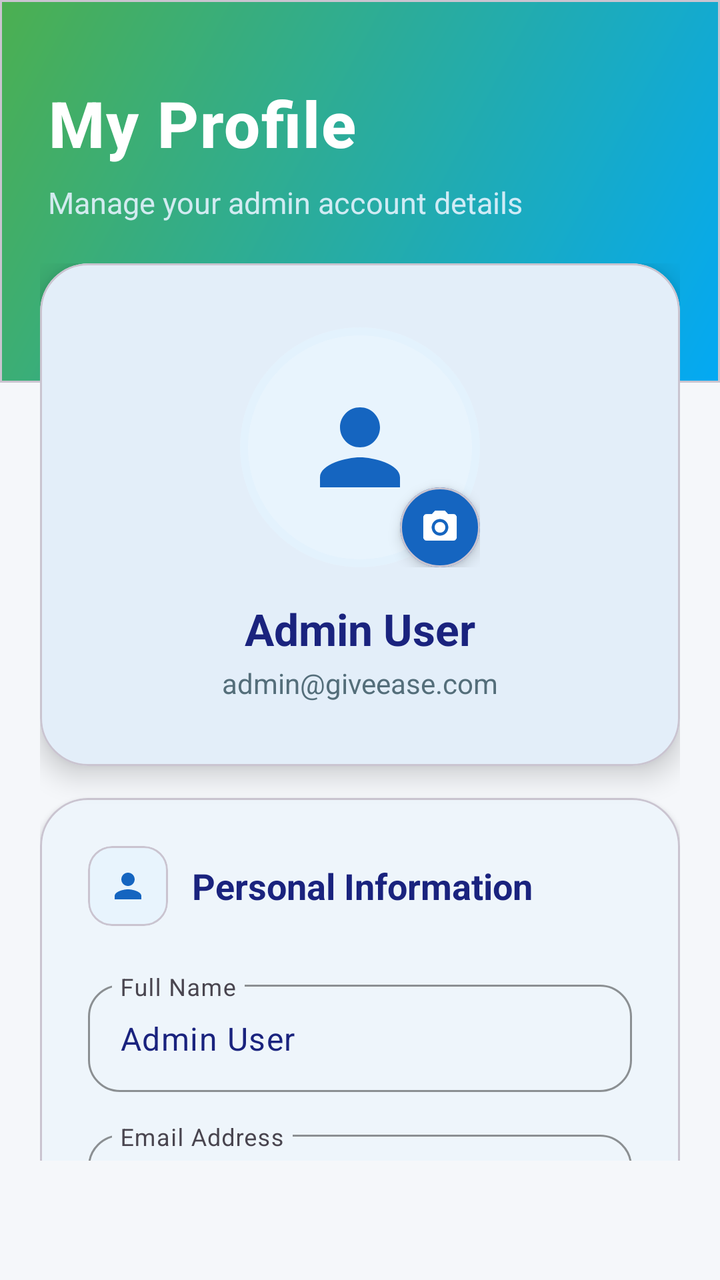
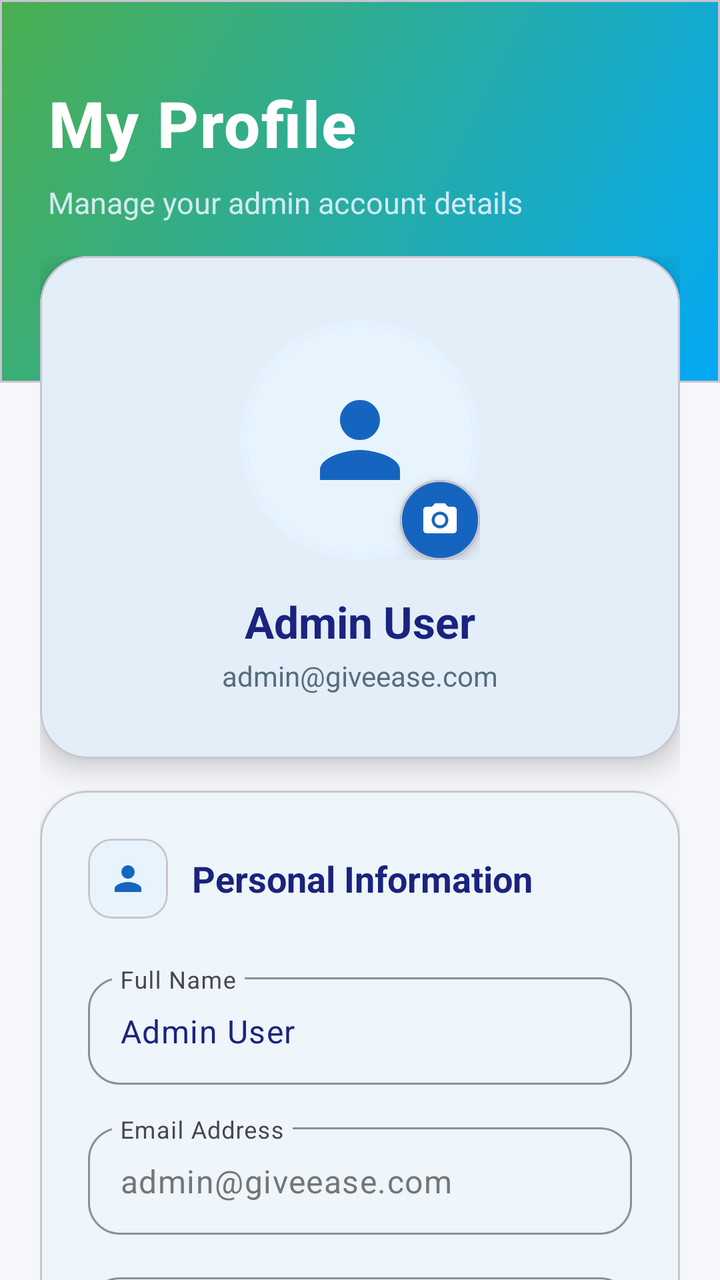

An Android layout rendered at two revisions. The XML below is the earlier revision; the diff shows what the commit changed to produce the second picture.
<!-- AndroidManifest.xml: application theme Theme.GiveEase -->
<!-- res/layout/fragment_admin_profile.xml -->
<?xml version="1.0" encoding="utf-8"?>
<LinearLayout xmlns:android="http://schemas.android.com/apk/res/android"
    xmlns:app="http://schemas.android.com/apk/res-auto"
    android:layout_width="match_parent"
    android:layout_height="match_parent"
    android:orientation="vertical"
    android:background="#F5F7FA">

    <com.google.android.material.card.MaterialCardView
        android:layout_width="match_parent"
        android:layout_height="wrap_content"
        app:cardCornerRadius="0dp"
        app:cardElevation="0dp"
        app:cardBackgroundColor="@android:color/transparent">

        <LinearLayout
            android:layout_width="match_parent"
            android:layout_height="wrap_content"
            android:orientation="vertical"
            android:background="@drawable/home_header_gradient"
            android:paddingTop="40dp"
            android:paddingBottom="80dp"
            android:paddingHorizontal="24dp">

            <TextView
                android:layout_width="wrap_content"
                android:layout_height="wrap_content"
                android:text="My Profile"
                android:textSize="32sp"
                android:textStyle="bold"
                android:textColor="@android:color/white"
                android:fontFamily="sans-serif-medium"
                android:letterSpacing="0.02" />

            <TextView
                android:layout_width="wrap_content"
                android:layout_height="wrap_content"
                android:text="Manage your admin account details"
                android:textSize="15sp"
                android:textColor="#E3F2FD"
                android:layout_marginTop="8dp"
                android:alpha="0.9" />
        </LinearLayout>
    </com.google.android.material.card.MaterialCardView>

    <androidx.core.widget.NestedScrollView
        android:layout_width="match_parent"
        android:layout_height="0dp"
        android:layout_weight="1"
        android:fillViewport="true"
        android:layout_marginTop="-60dp">

        <LinearLayout
            android:layout_width="match_parent"
            android:layout_height="wrap_content"
            android:orientation="vertical"
            android:paddingHorizontal="20dp"
            android:paddingBottom="24dp">

            <com.google.android.material.card.MaterialCardView
                android:layout_width="match_parent"
                android:layout_height="wrap_content"
                app:cardCornerRadius="24dp"
                app:cardElevation="8dp"
                android:layout_marginBottom="16dp"
                app:cardBackgroundColor="@android:color/white">

                <LinearLayout
                    android:layout_width="match_parent"
                    android:layout_height="wrap_content"
                    android:orientation="vertical"
                    android:padding="32dp"
                    android:gravity="center">

                    <FrameLayout
                        android:layout_width="wrap_content"
                        android:layout_height="wrap_content">

                        <com.google.android.material.card.MaterialCardView
                            android:layout_width="120dp"
                            android:layout_height="120dp"
                            app:cardCornerRadius="60dp"
                            app:cardElevation="0dp"
                            app:strokeWidth="4dp"
                            app:strokeColor="#E3F2FD"
                            app:cardBackgroundColor="#E8F4FD">

                            <ImageView
                                android:id="@+id/ivAdminPhoto"
                                android:layout_width="match_parent"
                                android:layout_height="match_parent"
                                android:layout_gravity="center"
                                android:scaleType="centerCrop"
                                android:src="@drawable/ic_profile"
                                android:padding="30dp"
                                app:tint="#1565C0" />
                        </com.google.android.material.card.MaterialCardView>

                        <com.google.android.material.card.MaterialCardView
                            android:id="@+id/btnChangePhoto"
                            android:layout_width="40dp"
                            android:layout_height="40dp"
                            android:layout_gravity="bottom|end"
                            app:cardCornerRadius="20dp"
                            app:cardElevation="4dp"
                            app:cardBackgroundColor="#1565C0"
                            android:clickable="true"
                            android:focusable="true">

                            <ImageView
                                android:layout_width="20dp"
                                android:layout_height="20dp"
                                android:layout_gravity="center"
                                android:src="@drawable/ic_camera"
                                app:tint="@android:color/white" />
                        </com.google.android.material.card.MaterialCardView>
                    </FrameLayout>

                    <TextView
                        android:id="@+id/tvAdminNameDisplay"
                        android:layout_width="wrap_content"
                        android:layout_height="wrap_content"
                        android:text="Admin User"
                        android:textSize="22sp"
                        android:textStyle="bold"
                        android:textColor="#1A237E"
                        android:layout_marginTop="16dp" />

                    <TextView
                        android:id="@+id/tvAdminEmailDisplay"
                        android:layout_width="wrap_content"
                        android:layout_height="wrap_content"
                        android:text="admin@giveease.com"
                        android:textSize="14sp"
                        android:textColor="#546E7A"
                        android:layout_marginTop="3dp" />
                </LinearLayout>
            </com.google.android.material.card.MaterialCardView>

            <com.google.android.material.card.MaterialCardView
                android:layout_width="match_parent"
                android:layout_height="wrap_content"
                app:cardCornerRadius="24dp"
                app:cardElevation="2dp"
                android:layout_marginBottom="16dp"
                app:cardBackgroundColor="@android:color/white">

                <LinearLayout
                    android:layout_width="match_parent"
                    android:layout_height="wrap_content"
                    android:orientation="vertical"
                    android:padding="24dp">

                    <LinearLayout
                        android:layout_width="match_parent"
                        android:layout_height="wrap_content"
                        android:orientation="horizontal"
                        android:gravity="center_vertical"
                        android:layout_marginBottom="24dp">

                        <com.google.android.material.card.MaterialCardView
                            android:layout_width="40dp"
                            android:layout_height="40dp"
                            app:cardCornerRadius="12dp"
                            app:cardElevation="0dp"
                            app:cardBackgroundColor="#E8F4FD">

                            <ImageView
                                android:layout_width="20dp"
                                android:layout_height="20dp"
                                android:layout_gravity="center"
                                android:src="@drawable/ic_profile"
                                app:tint="#1565C0" />
                        </com.google.android.material.card.MaterialCardView>

                        <TextView
                            android:layout_width="wrap_content"
                            android:layout_height="wrap_content"
                            android:text="Personal Information"
                            android:textSize="18sp"
                            android:textStyle="bold"
                            android:textColor="#1A237E"
                            android:layout_marginStart="12dp" />
                    </LinearLayout>

                    <com.google.android.material.textfield.TextInputLayout
                        android:layout_width="match_parent"
                        android:layout_height="wrap_content"
                        android:hint="Full Name"
                        app:boxBackgroundMode="outline"
                        app:boxCornerRadiusTopStart="16dp"
                        app:boxCornerRadiusTopEnd="16dp"
                        app:boxCornerRadiusBottomStart="16dp"
                        app:boxCornerRadiusBottomEnd="16dp"
                        app:boxStrokeColor="#1565C0"
                        app:hintTextColor="#1565C0"
                        android:layout_marginBottom="16dp">

                        <com.google.android.material.textfield.TextInputEditText
                            android:id="@+id/etAdminName"
                            android:layout_width="match_parent"
                            android:layout_height="wrap_content"
                            android:text="Admin User"
                            android:textSize="16sp"
                            android:textColor="#1A237E"
                            android:inputType="textPersonName"
                            android:padding="16dp" />
                    </com.google.android.material.textfield.TextInputLayout>

                    <com.google.android.material.textfield.TextInputLayout
                        android:layout_width="match_parent"
                        android:layout_height="wrap_content"
                        android:hint="Email Address"
                        app:boxBackgroundMode="outline"
                        app:boxCornerRadiusTopStart="16dp"
                        app:boxCornerRadiusTopEnd="16dp"
                        app:boxCornerRadiusBottomStart="16dp"
                        app:boxCornerRadiusBottomEnd="16dp"
                        app:boxStrokeColor="#BDBDBD"
                        app:hintTextColor="#757575"
                        app:endIconMode="none"
                        android:layout_marginBottom="16dp">

                        <com.google.android.material.textfield.TextInputEditText
                            android:id="@+id/etAdminEmail"
                            android:layout_width="match_parent"
                            android:layout_height="wrap_content"
                            android:text="admin@giveease.com"
                            android:textSize="16sp"
                            android:textColor="#757575"
                            android:enabled="false"
                            android:inputType="textEmailAddress"
                            android:padding="16dp" />
                    </com.google.android.material.textfield.TextInputLayout>

                    <com.google.android.material.textfield.TextInputLayout
                        android:layout_width="match_parent"
                        android:layout_height="wrap_content"
                        android:hint="Phone Number"
                        app:boxBackgroundMode="outline"
                        app:boxCornerRadiusTopStart="16dp"
                        app:boxCornerRadiusTopEnd="16dp"
                        app:boxCornerRadiusBottomStart="16dp"
                        app:boxCornerRadiusBottomEnd="16dp"
                        app:boxStrokeColor="#1565C0"
                        app:hintTextColor="#1565C0"
                        app:prefixText="+92 ">

                        <com.google.android.material.textfield.TextInputEditText
                            android:id="@+id/etAdminPhone"
                            android:layout_width="match_parent"
                            android:layout_height="wrap_content"
                            android:hint="XXX XXXXXXX"
                            android:textSize="16sp"
                            android:textColor="#1A237E"
                            android:inputType="phone"
                            android:padding="16dp" />
                    </com.google.android.material.textfield.TextInputLayout>
                </LinearLayout>
            </com.google.android.material.card.MaterialCardView>

            <com.google.android.material.card.MaterialCardView
                android:layout_width="match_parent"
                android:layout_height="wrap_content"
                app:cardCornerRadius="24dp"
                app:cardElevation="2dp"
                android:layout_marginBottom="16dp"
                app:cardBackgroundColor="@android:color/white">

                <LinearLayout
                    android:layout_width="match_parent"
                    android:layout_height="wrap_content"
                    android:orientation="vertical"
                    android:padding="24dp">

                    <LinearLayout
                        android:layout_width="match_parent"
                        android:layout_height="wrap_content"
                        android:orientation="horizontal"
                        android:gravity="center_vertical"
                        android:layout_marginBottom="20dp">

                        <com.google.android.material.card.MaterialCardView
                            android:layout_width="40dp"
                            android:layout_height="40dp"
                            app:cardCornerRadius="12dp"
                            app:cardElevation="0dp"
                            app:cardBackgroundColor="#FFF3E0">

                            <ImageView
                                android:layout_width="20dp"
                                android:layout_height="20dp"
                                android:layout_gravity="center"
                                android:src="@drawable/ic_lock"
                                app:tint="#FF9800" />
                        </com.google.android.material.card.MaterialCardView>

                        <TextView
                            android:layout_width="wrap_content"
                            android:layout_height="wrap_content"
                            android:text="Account Security"
                            android:textSize="18sp"
                            android:textStyle="bold"
                            android:textColor="#1A237E"
                            android:layout_marginStart="12dp" />
                    </LinearLayout>

                    <com.google.android.material.button.MaterialButton
                        android:id="@+id/btnChangePassword"
                        android:layout_width="match_parent"
                        android:layout_height="56dp"
                        android:text="Change Password"
                        android:textSize="16sp"
                        android:textAllCaps="false"
                        app:cornerRadius="16dp"
                        app:backgroundTint="#FF9800"
                        app:icon="@drawable/ic_lock"
                        app:iconGravity="textStart"
                        app:iconSize="20dp"
                        android:elevation="0dp"
                        app:elevation="0dp" />
                </LinearLayout>
            </com.google.android.material.card.MaterialCardView>

            <com.google.android.material.button.MaterialButton
                android:id="@+id/btnSaveChanges"
                android:layout_width="match_parent"
                android:layout_height="56dp"
                android:text="Save Changes"
                android:textSize="16sp"
                android:textStyle="bold"
                android:textAllCaps="false"
                app:cornerRadius="16dp"
                app:backgroundTint="#1565C0"
                app:icon="@drawable/ic_save"
                app:iconGravity="textStart"
                app:iconSize="22dp"
                android:elevation="4dp" />
        </LinearLayout>
    </androidx.core.widget.NestedScrollView>
</LinearLayout>
<!-- resources referenced by this layout -->
<resources>
  <!-- drawable home_header_gradient (drawable) -->
  <shape xmlns:android="http://schemas.android.com/apk/res/android">
      <gradient
          android:angle="135"
          android:startColor="@color/secondary"
          android:endColor="@color/primary"
          android:type="linear" />
  </shape>
  <!-- drawable ic_camera (drawable) -->
  <vector xmlns:android="http://schemas.android.com/apk/res/android"
      android:width="24dp"
      android:height="24dp"
      android:viewportWidth="24"
      android:viewportHeight="24">
      <path
          android:fillColor="#000000"
          android:pathData="M12,12m-3.2,0a3.2,3.2 0,1 1,6.4 0a3.2,3.2 0,1 1,-6.4 0"/>
      <path
          android:fillColor="#000000"
          android:pathData="M9,2L7.17,4L4,4c-1.1,0 -2,0.9 -2,2v12c0,1.1 0.9,2 2,2h16c1.1,0 2,-0.9 2,-2L22,6c0,-1.1 -0.9,-2 -2,-2h-3.17L15,2L9,2zM12,17c-2.76,0 -5,-2.24 -5,-5s2.24,-5 5,-5 5,2.24 5,5 -2.24,5 -5,5z"/>
  </vector>
  <!-- drawable ic_lock (drawable) -->
  <vector xmlns:android="http://schemas.android.com/apk/res/android"
      android:width="24dp"
      android:height="24dp"
      android:viewportWidth="24"
      android:viewportHeight="24">
      <path
          android:fillColor="#000000"
          android:pathData="M18,8h-1L17,6c0,-2.76 -2.24,-5 -5,-5S7,3.24 7,6v2L6,8c-1.1,0 -2,0.9 -2,2v10c0,1.1 0.9,2 2,2h12c1.1,0 2,-0.9 2,-2L20,10c0,-1.1 -0.9,-2 -2,-2zM12,17c-1.1,0 -2,-0.9 -2,-2s0.9,-2 2,-2 2,0.9 2,2 -0.9,2 -2,2zM15.1,8L8.9,8L8.9,6c0,-1.71 1.39,-3.1 3.1,-3.1 1.71,0 3.1,1.39 3.1,3.1v2z"/>
  </vector>
  <!-- drawable ic_profile (drawable) -->
  <vector xmlns:android="http://schemas.android.com/apk/res/android"
      android:width="24dp"
      android:height="24dp"
      android:viewportWidth="24"
      android:viewportHeight="24">
      <path
          android:fillColor="#000000"
          android:pathData="M12,12c2.21,0 4,-1.79 4,-4s-1.79,-4 -4,-4 -4,1.79 -4,4 1.79,4 4,4zM12,14c-2.67,0 -8,1.34 -8,4v2h16v-2c0,-2.66 -5.33,-4 -8,-4z"/>
  </vector>
  <!-- drawable ic_save (drawable) -->
  <vector xmlns:android="http://schemas.android.com/apk/res/android"
      android:width="24dp"
      android:height="24dp"
      android:viewportWidth="24"
      android:viewportHeight="24">
      <path
          android:fillColor="#000000"
          android:pathData="M17,3L5,3c-1.11,0 -2,0.9 -2,2v14c0,1.1 0.89,2 2,2h14c1.1,0 2,-0.9 2,-2L21,7l-4,-4zM12,19c-1.66,0 -3,-1.34 -3,-3s1.34,-3 3,-3 3,1.34 3,3 -1.34,3 -3,3zM15,9L5,9L5,5h10v4z"/>
  </vector>
  <style name="Theme.GiveEase" parent="Theme.Material3.Light.NoActionBar">
          
          <item name="colorPrimary">@color/primary_blue</item>
          <item name="colorOnPrimary">@color/white</item>
          <item name="colorSecondary">@color/teal_200</item>
          <item name="colorOnSecondary">@color/black</item>
  
          
          <item name="android:windowBackground">@color/background</item>
          <item name="colorSurface">@color/surface</item>
          <item name="colorOnSurface">@color/onSurface</item>
          <item name="colorOnBackground">@color/onBackground</item>
  
          
          <item name="android:statusBarColor" tools:targetApi="l">?attr/colorPrimary</item>
  
      </style>
  <color name="secondary">#03A9F4</color>
  <color name="primary">#4CAF50</color>
  <color name="primary_blue">#1976D2</color>
  <color name="white">#FFFFFFFF</color>
  <color name="teal_200">#FF03DAC5</color>
  <color name="black">#FF000000</color>
  <color name="background">#FAFAFA</color>
  <color name="surface">#FFFFFF</color>
  <color name="onSurface">#212121</color>
  <color name="onBackground">#212121</color>
</resources>

<!-- the commit's change to res/layout/fragment_admin_profile.xml (unified diff, before → after) -->
@@ -1,9 +1,8 @@
 <?xml version="1.0" encoding="utf-8"?>
-<LinearLayout xmlns:android="http://schemas.android.com/apk/res/android"
+<FrameLayout xmlns:android="http://schemas.android.com/apk/res/android"
     xmlns:app="http://schemas.android.com/apk/res-auto"
     android:layout_width="match_parent"
     android:layout_height="match_parent"
-    android:orientation="vertical"
     android:background="#F5F7FA">
 
     <com.google.android.material.card.MaterialCardView
@@ -45,17 +44,18 @@
 
     <androidx.core.widget.NestedScrollView
         android:layout_width="match_parent"
-        android:layout_height="0dp"
-        android:layout_weight="1"
+        android:layout_height="match_parent"
         android:fillViewport="true"
-        android:layout_marginTop="-60dp">
+        android:clipToPadding="false"
+        android:scrollbars="none">
 
         <LinearLayout
             android:layout_width="match_parent"
             android:layout_height="wrap_content"
             android:orientation="vertical"
             android:paddingHorizontal="20dp"
-            android:paddingBottom="24dp">
+            android:paddingTop="128dp"
+            android:paddingBottom="32dp">
 
             <com.google.android.material.card.MaterialCardView
                 android:layout_width="match_parent"
@@ -338,4 +338,4 @@
                 android:elevation="4dp" />
         </LinearLayout>
     </androidx.core.widget.NestedScrollView>
-</LinearLayout>
+</FrameLayout>
